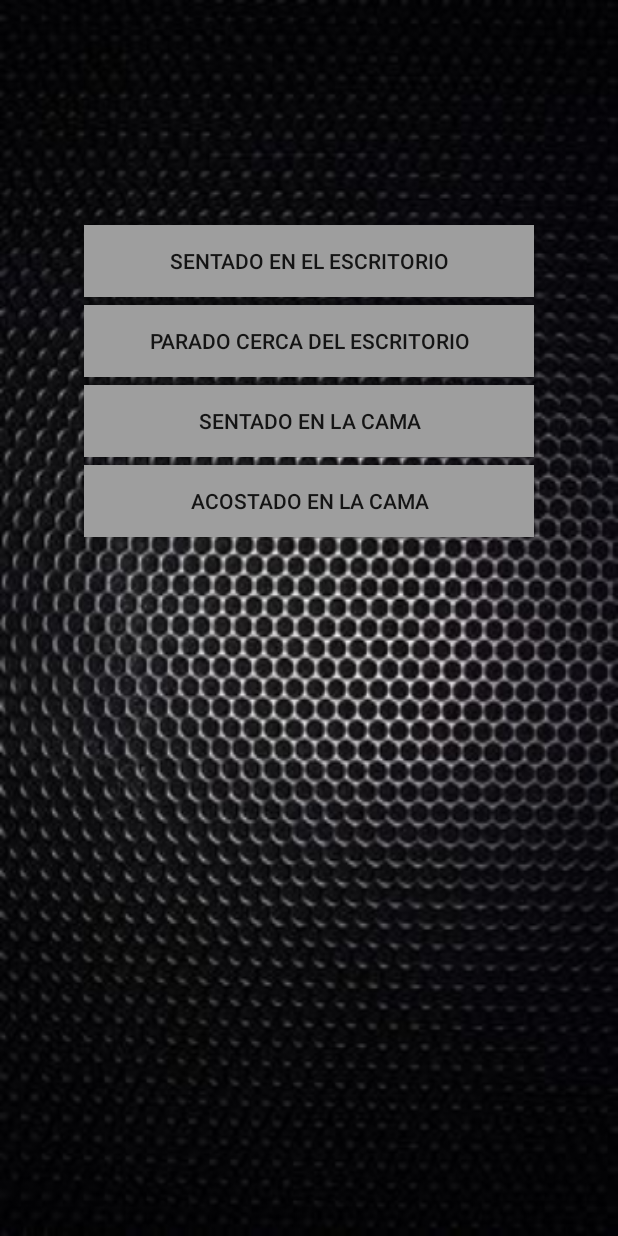
After one commit to FranciscoMontufar28/AplicacionSedentarismo, an Android app: the MenuEntrenamientoActivity screen opened directly, with no data from a screen before it, on a phone screen of 412 x 824 dp. The commit adds this screen. Run offline under Robolectric (Android 15) with nearby library versions, the phone set to English and light mode, and no system bars.

Commit message:
change the interface to brand new interface

```diff
--- /dev/null
+++ b/app/src/main/java/co/edu/unicauca/esalud/sedentarybehavior/MenuEntrenamientoActivity.java
@@ -0,0 +1,56 @@
+package co.edu.unicauca.esalud.sedentarybehavior;
+
+import android.content.Intent;
+import android.support.v7.app.AppCompatActivity;
+import android.os.Bundle;
+import android.view.View;
+import android.widget.Button;
+
+public class MenuEntrenamientoActivity extends AppCompatActivity implements View.OnClickListener {
+
+    Button btn1, btn2, btn3, btn4;
+
+    @Override
+    protected void onCreate(Bundle savedInstanceState) {
+        super.onCreate(savedInstanceState);
+        setContentView(R.layout.activity_menu_entrenamiento);
+
+        btn1 = (Button) findViewById(R.id.btnSentadoEscritorio);
+        btn2 = (Button) findViewById(R.id.btnParadoEscritorio);
+        btn3 = (Button) findViewById(R.id.btnSentadoCama);
+        btn4 = (Button) findViewById(R.id.btnAcostadoCama);
+
+        btn1.setOnClickListener(this);
+        btn2.setOnClickListener(this);
+        btn3.setOnClickListener(this);
+        btn4.setOnClickListener(this);
+
+    }
+
+    @Override
+    public void onClick(View v) {
+        switch (v.getId()){
+            case R.id.btnSentadoEscritorio:
+                Intent intent =new Intent(this, EntrenamientoActivity.class);
+                intent.putExtra("Actividad", "Sitting_in_desk");
+                startActivity(intent);
+                break;
+            case R.id.btnParadoEscritorio:
+                Intent intent1 =new Intent(this, EntrenamientoActivity.class);
+                intent1.putExtra("Actividad", "Standing_near_the_desk");
+                startActivity(intent1);
+                break;
+            case R.id.btnSentadoCama:
+                Intent intent2 =new Intent(this, EntrenamientoActivity.class);
+                intent2.putExtra("Actividad", "Sitting_in_bed");
+                startActivity(intent2);
+                break;
+            case R.id.btnAcostadoCama:
+                Intent intent3 =new Intent(this, EntrenamientoActivity.class);
+                intent3.putExtra("Actividad", "Lying_in_bed");
+                startActivity(intent3);
+                break;
+        }
+
+    }
+}
--- /dev/null
+++ b/app/src/main/res/layout/activity_menu_entrenamiento.xml
@@ -0,0 +1,46 @@
+<?xml version="1.0" encoding="utf-8"?>
+<LinearLayout xmlns:android="http://schemas.android.com/apk/res/android"
+    xmlns:tools="http://schemas.android.com/tools"
+    android:layout_width="match_parent"
+    android:layout_height="match_parent"
+    android:paddingTop="150dp"
+    android:orientation="vertical"
+    android:background="@drawable/fondo"
+    tools:context="co.edu.unicauca.esalud.sedentarybehavior.MenuEntrenamientoActivity">
+
+    <Button
+        android:background="#9E9E9E"
+        android:id="@+id/btnSentadoEscritorio"
+        android:layout_gravity="center"
+        android:layout_width="300dp"
+        android:layout_height="wrap_content"
+        android:text="Sentado en el escritorio"
+        android:layout_marginBottom="5dp"/>
+
+    <Button
+        android:background="#9E9E9E"
+        android:id="@+id/btnParadoEscritorio"
+        android:layout_gravity="center"
+        android:layout_width="300dp"
+        android:layout_height="wrap_content"
+        android:text="Parado cerca del escritorio"
+        android:layout_marginBottom="5dp"/>
+
+    <Button
+        android:background="#9E9E9E"
+        android:id="@+id/btnSentadoCama"
+        android:layout_gravity="center"
+        android:layout_width="300dp"
+        android:layout_height="wrap_content"
+        android:text="Sentado en la cama"
+        android:layout_marginBottom="5dp"/>
+
+    <Button
+        android:background="#9E9E9E"
+        android:id="@+id/btnAcostadoCama"
+        android:layout_gravity="center"
+        android:layout_width="300dp"
+        android:layout_height="wrap_content"
+        android:text="Acostado en la cama"/>
+
+</LinearLayout>
--- /dev/null
+++ b/app/src/main/res/values/colors.xml
@@ -0,0 +1,8 @@
+<?xml version="1.0" encoding="utf-8"?>
+<resources>
+
+    <color name="primary">#9E9E9E</color>
+    <color name="primaryDark">#616161</color>
+    <color name="accent">#607D8B</color>
+
+</resources>
--- a/app/src/main/res/values/strings.xml
+++ b/app/src/main/res/values/strings.xml
@@ -3,4 +3,6 @@
 
     <string name="hello_world">Hello world!</string>
     <string name="action_settings">Exportar datos</string>
+
+
 </resources>
--- a/app/src/main/res/values/styles.xml
+++ b/app/src/main/res/values/styles.xml
@@ -1,8 +1,21 @@
 <resources>
 
-    <!-- Base application theme. -->
     <style name="AppTheme" parent="Theme.AppCompat.Light.DarkActionBar">
-        <!-- Customize your theme here. -->
+        <item name="colorPrimary">@color/primary</item>
+        <item name="colorPrimaryDark">@color/primaryDark</item>
+        <item name="colorAccent">@color/accent</item>
+    </style>
+
+    <style name="ButtonAccentColor" parent="Widget.AppCompat.Button">
+        <item name="colorButtonNormal">@color/accent</item>
+        <item name="colorControlHighlight">@color/primary</item>
+        <item name="android:textColor">@android:color/white</item>
+    </style>
+
+    <style name="NoAppBar" parent="Theme.AppCompat.Light.NoActionBar">
+        <item name="colorPrimary">@color/primary</item>
+        <item name="colorPrimaryDark">@color/primaryDark</item>
+        <item name="colorAccent">@color/accent</item>
     </style>
 
 </resources>
```
Also changed, not shown: app/src/main/AndroidManifest.xml (+17 -4 lines), app/src/main/java/co/edu/unicauca/esalud/sedentarybehavior/EntrenamientoActivity.java (added, +13 -0 lines), app/src/main/java/co/edu/unicauca/esalud/sedentarybehavior/InicioIDActivity.java (added, +40 -0 lines), app/src/main/java/co/edu/unicauca/esalud/sedentarybehavior/MainActivity.java (+7 -20 lines), app/src/main/res/layout/activity_entrenamiento.xml (added, +48 -0 lines), app/src/main/res/layout/activity_inicio_id.xml (added, +26 -0 lines), app/src/main/res/drawable/fondo.jpg (added), 1 other file.
